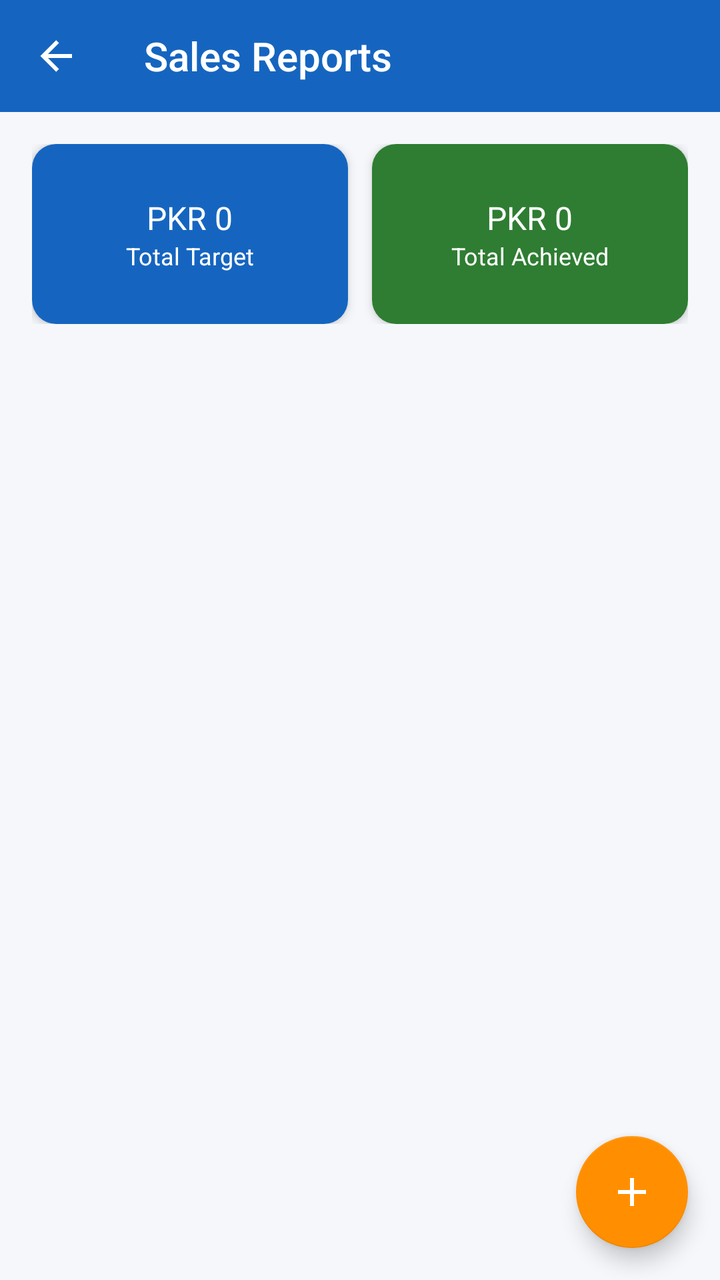
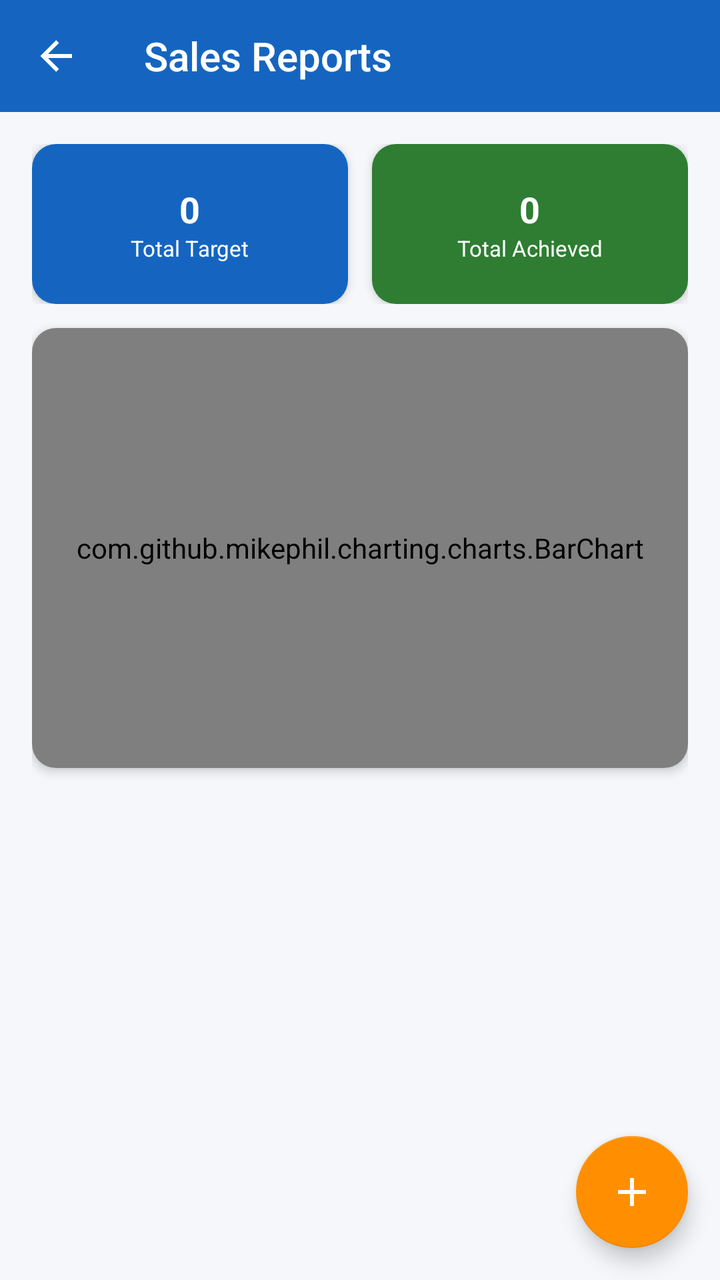

Screens rendered from an Android XML layout before and after an edit, with the pre-edit source and the edit as a unified diff.
<!-- AndroidManifest.xml: application theme Theme.WorkVerse -->
<!-- res/layout/activity_manager_sales_report.xml -->
<?xml version="1.0" encoding="utf-8"?>
<androidx.coordinatorlayout.widget.CoordinatorLayout xmlns:android="http://schemas.android.com/apk/res/android"
    xmlns:app="http://schemas.android.com/apk/res-auto"
    android:layout_width="match_parent" android:layout_height="match_parent"
    android:background="@color/background">
    <LinearLayout android:layout_width="match_parent" android:layout_height="match_parent"
        android:orientation="vertical">
        <androidx.appcompat.widget.Toolbar android:id="@+id/toolbar"
            android:layout_width="match_parent" android:layout_height="?attr/actionBarSize"
            style="@style/WorkVerse.Toolbar" app:title="Sales Reports" app:navigationIcon="@drawable/ic_back"/>
        <ScrollView android:layout_width="match_parent" android:layout_height="0dp" android:layout_weight="1">
            <LinearLayout android:layout_width="match_parent" android:layout_height="wrap_content"
                android:orientation="vertical" android:padding="16dp">
                <LinearLayout android:layout_width="match_parent" android:layout_height="wrap_content"
                    android:orientation="horizontal" android:layout_marginBottom="12dp">
                    <androidx.cardview.widget.CardView android:layout_width="0dp" android:layout_height="90dp"
                        android:layout_weight="1" android:layout_marginEnd="6dp"
                        app:cardCornerRadius="12dp" app:cardElevation="3dp">
                        <LinearLayout android:layout_width="match_parent" android:layout_height="match_parent"
                            android:background="@color/card_blue" android:gravity="center" android:orientation="vertical">
                            <TextView android:id="@+id/tvStat1" android:layout_width="wrap_content"
                                android:layout_height="wrap_content" android:text="PKR 0"
                                android:textColor="@android:color/white" android:textSize="16sp" android:fontFamily="sans-serif-bold"/>
                            <TextView android:layout_width="wrap_content" android:layout_height="wrap_content"
                                android:text="Total Target" android:textColor="@android:color/white" android:textSize="12sp"/>
                        </LinearLayout>
                    </androidx.cardview.widget.CardView>
                    <androidx.cardview.widget.CardView android:layout_width="0dp" android:layout_height="90dp"
                        android:layout_weight="1" android:layout_marginStart="6dp"
                        app:cardCornerRadius="12dp" app:cardElevation="3dp">
                        <LinearLayout android:layout_width="match_parent" android:layout_height="match_parent"
                            android:background="@color/card_green" android:gravity="center" android:orientation="vertical">
                            <TextView android:id="@+id/tvStat2" android:layout_width="wrap_content"
                                android:layout_height="wrap_content" android:text="PKR 0"
                                android:textColor="@android:color/white" android:textSize="16sp" android:fontFamily="sans-serif-bold"/>
                            <TextView android:layout_width="wrap_content" android:layout_height="wrap_content"
                                android:text="Total Achieved" android:textColor="@android:color/white" android:textSize="12sp"/>
                        </LinearLayout>
                    </androidx.cardview.widget.CardView>
                </LinearLayout>
                <androidx.recyclerview.widget.RecyclerView android:id="@+id/recyclerView"
                    android:layout_width="match_parent" android:layout_height="wrap_content"
                    android:nestedScrollingEnabled="false" android:paddingBottom="80dp"
                    android:clipToPadding="false"/>
                <TextView android:id="@+id/tvEmpty" android:layout_width="match_parent"
                    android:layout_height="wrap_content" android:text="No sales records yet. Tap + to add."
                    android:gravity="center" android:padding="40dp"
                    android:textColor="@color/text_secondary" android:textSize="15sp" android:visibility="gone"/>
            </LinearLayout>
        </ScrollView>
        <ProgressBar android:id="@+id/progressBar" android:layout_width="wrap_content"
            android:layout_height="wrap_content" android:layout_gravity="center" android:visibility="gone"/>
    </LinearLayout>
    <com.google.android.material.floatingactionbutton.FloatingActionButton
        android:id="@+id/fabAdd"
        android:layout_width="wrap_content" android:layout_height="wrap_content"
        android:layout_gravity="bottom|end" android:layout_margin="16dp"
        app:srcCompat="@drawable/ic_add" app:tint="@android:color/white"/>
</androidx.coordinatorlayout.widget.CoordinatorLayout>
<!-- resources referenced by this layout -->
<resources>
  <color name="background">#F5F7FA</color>
  <color name="card_blue">#1565C0</color>
  <color name="card_green">#2E7D32</color>
  <color name="text_secondary">#757575</color>
  <!-- drawable ic_add (drawable) -->
  <?xml version="1.0" encoding="utf-8"?>
  <vector xmlns:android="http://schemas.android.com/apk/res/android" android:width="24dp" android:height="24dp" android:viewportWidth="24" android:viewportHeight="24">
      <path android:fillColor="#FFFFFF" android:pathData="M19,13H13V19H11V13H5V11H11V5H13V11H19V13Z"/>
  </vector>
  <!-- drawable ic_back (drawable) -->
  <?xml version="1.0" encoding="utf-8"?>
  <vector xmlns:android="http://schemas.android.com/apk/res/android" android:width="24dp" android:height="24dp" android:viewportWidth="24" android:viewportHeight="24">
      <path android:fillColor="#FFFFFF" android:pathData="M20,11V13H8L13.5,18.5L12.08,19.92L4.16,12L12.08,4.08L13.5,5.5L8,11H20Z"/>
  </vector>
  <style name="WorkVerse.Toolbar" parent="Widget.AppCompat.Toolbar">
          <item name="android:background">@color/primary</item>
          <item name="android:theme">@style/ThemeOverlay.AppCompat.Dark.ActionBar</item>
      </style>
  <style name="Theme.WorkVerse" parent="Theme.MaterialComponents.Light.NoActionBar">
          <item name="colorPrimary">@color/primary</item>
          <item name="colorPrimaryVariant">@color/primary_dark</item>
          <item name="colorOnPrimary">@color/white</item>
          <item name="colorSecondary">@color/accent</item>
          <item name="android:colorBackground">@color/background</item>
          <item name="android:statusBarColor">@color/primary_dark</item>
      </style>
  <color name="primary">#1565C0</color>
  <color name="primary_dark">#0D47A1</color>
  <color name="white">#FFFFFF</color>
  <color name="accent">#FF8F00</color>
</resources>

<!-- the commit's change to res/layout/activity_manager_sales_report.xml (unified diff, before → after) -->
@@ -13,31 +13,47 @@
                 android:orientation="vertical" android:padding="16dp">
                 <LinearLayout android:layout_width="match_parent" android:layout_height="wrap_content"
                     android:orientation="horizontal" android:layout_marginBottom="12dp">
-                    <androidx.cardview.widget.CardView android:layout_width="0dp" android:layout_height="90dp"
+                    <androidx.cardview.widget.CardView android:layout_width="0dp" android:layout_height="80dp"
                         android:layout_weight="1" android:layout_marginEnd="6dp"
                         app:cardCornerRadius="12dp" app:cardElevation="3dp">
                         <LinearLayout android:layout_width="match_parent" android:layout_height="match_parent"
                             android:background="@color/card_blue" android:gravity="center" android:orientation="vertical">
                             <TextView android:id="@+id/tvStat1" android:layout_width="wrap_content"
-                                android:layout_height="wrap_content" android:text="PKR 0"
-                                android:textColor="@android:color/white" android:textSize="16sp" android:fontFamily="sans-serif-bold"/>
+                                android:layout_height="wrap_content" android:text="0"
+                                android:textColor="@android:color/white" android:textSize="18sp" android:textStyle="bold"/>
                             <TextView android:layout_width="wrap_content" android:layout_height="wrap_content"
-                                android:text="Total Target" android:textColor="@android:color/white" android:textSize="12sp"/>
+                                android:text="Total Target" android:textColor="@android:color/white" android:textSize="11sp"/>
                         </LinearLayout>
                     </androidx.cardview.widget.CardView>
-                    <androidx.cardview.widget.CardView android:layout_width="0dp" android:layout_height="90dp"
+                    <androidx.cardview.widget.CardView android:layout_width="0dp" android:layout_height="80dp"
                         android:layout_weight="1" android:layout_marginStart="6dp"
                         app:cardCornerRadius="12dp" app:cardElevation="3dp">
                         <LinearLayout android:layout_width="match_parent" android:layout_height="match_parent"
                             android:background="@color/card_green" android:gravity="center" android:orientation="vertical">
                             <TextView android:id="@+id/tvStat2" android:layout_width="wrap_content"
-                                android:layout_height="wrap_content" android:text="PKR 0"
-                                android:textColor="@android:color/white" android:textSize="16sp" android:fontFamily="sans-serif-bold"/>
+                                android:layout_height="wrap_content" android:text="0"
+                                android:textColor="@android:color/white" android:textSize="18sp" android:textStyle="bold"/>
                             <TextView android:layout_width="wrap_content" android:layout_height="wrap_content"
-                                android:text="Total Achieved" android:textColor="@android:color/white" android:textSize="12sp"/>
+                                android:text="Total Achieved" android:textColor="@android:color/white" android:textSize="11sp"/>
                         </LinearLayout>
                     </androidx.cardview.widget.CardView>
                 </LinearLayout>
+
+                
+                <androidx.cardview.widget.CardView
+                    android:layout_width="match_parent"
+                    android:layout_height="220dp"
+                    android:layout_marginBottom="16dp"
+                    app:cardCornerRadius="12dp"
+                    app:cardElevation="3dp">
+
+                    <com.github.mikephil.charting.charts.BarChart
+                        android:id="@+id/barChartSales"
+                        android:layout_width="match_parent"
+                        android:layout_height="match_parent"
+                        android:padding="8dp"/>
+                </androidx.cardview.widget.CardView>
+
                 <androidx.recyclerview.widget.RecyclerView android:id="@+id/recyclerView"
                     android:layout_width="match_parent" android:layout_height="wrap_content"
                     android:nestedScrollingEnabled="false" android:paddingBottom="80dp"
